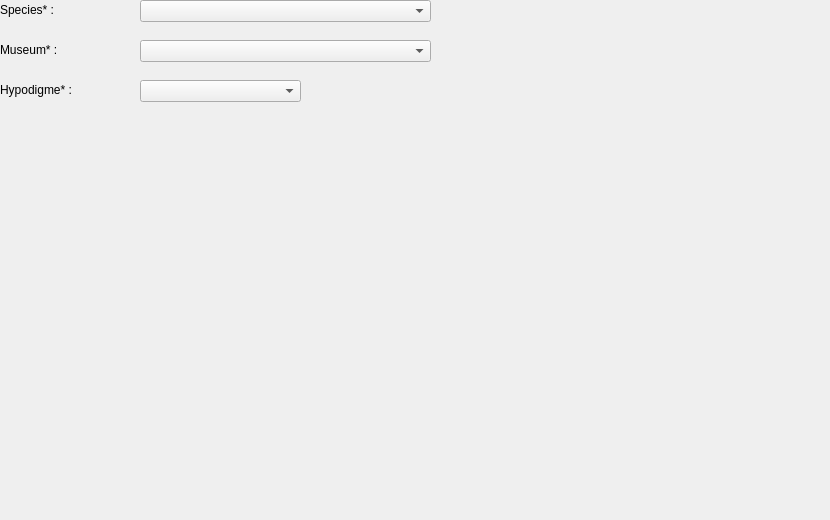
Before: the Qt Designer form Poulab/AddItemWidget/addindividualwidget.ui in gregouar/Poulab, drawn with Qt 5.
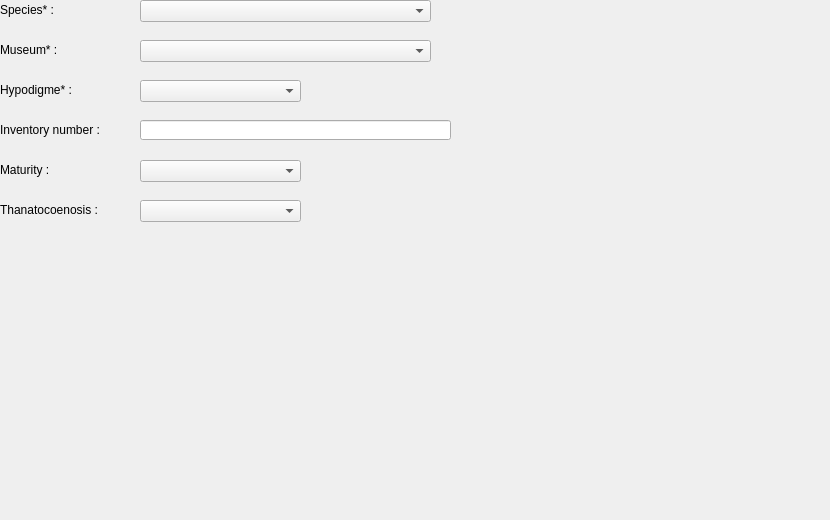
After: the same form once the commit is applied.

Commit message: Added InventoryNumber, Maturity and Thanatocoenosis fields to Individual table. Also uptaded QT version.

The edit to the form file:
```diff
--- a/Poulab/AddItemWidget/addindividualwidget.ui
+++ b/Poulab/AddItemWidget/addindividualwidget.ui
@@ -82,6 +82,75 @@
     </rect>
    </property>
   </widget>
+  <widget class="QLineEdit" name="inventoryNumberLineEdit">
+   <property name="geometry">
+    <rect>
+     <x>140</x>
+     <y>120</y>
+     <width>311</width>
+     <height>20</height>
+    </rect>
+   </property>
+  </widget>
+  <widget class="QLabel" name="label_4">
+   <property name="geometry">
+    <rect>
+     <x>0</x>
+     <y>120</y>
+     <width>131</width>
+     <height>20</height>
+    </rect>
+   </property>
+   <property name="text">
+    <string>Inventory number :</string>
+   </property>
+  </widget>
+  <widget class="QComboBox" name="maturityComboBox">
+   <property name="geometry">
+    <rect>
+     <x>140</x>
+     <y>160</y>
+     <width>161</width>
+     <height>22</height>
+    </rect>
+   </property>
+  </widget>
+  <widget class="QLabel" name="label_5">
+   <property name="geometry">
+    <rect>
+     <x>0</x>
+     <y>160</y>
+     <width>111</width>
+     <height>20</height>
+    </rect>
+   </property>
+   <property name="text">
+    <string>Maturity :</string>
+   </property>
+  </widget>
+  <widget class="QLabel" name="label_6">
+   <property name="geometry">
+    <rect>
+     <x>0</x>
+     <y>200</y>
+     <width>111</width>
+     <height>20</height>
+    </rect>
+   </property>
+   <property name="text">
+    <string>Thanatocoenosis :</string>
+   </property>
+  </widget>
+  <widget class="QComboBox" name="thanatoComboBox">
+   <property name="geometry">
+    <rect>
+     <x>140</x>
+     <y>200</y>
+     <width>161</width>
+     <height>22</height>
+    </rect>
+   </property>
+  </widget>
  </widget>
  <resources/>
  <connections/>
```
The commit also changes 18 other files.
